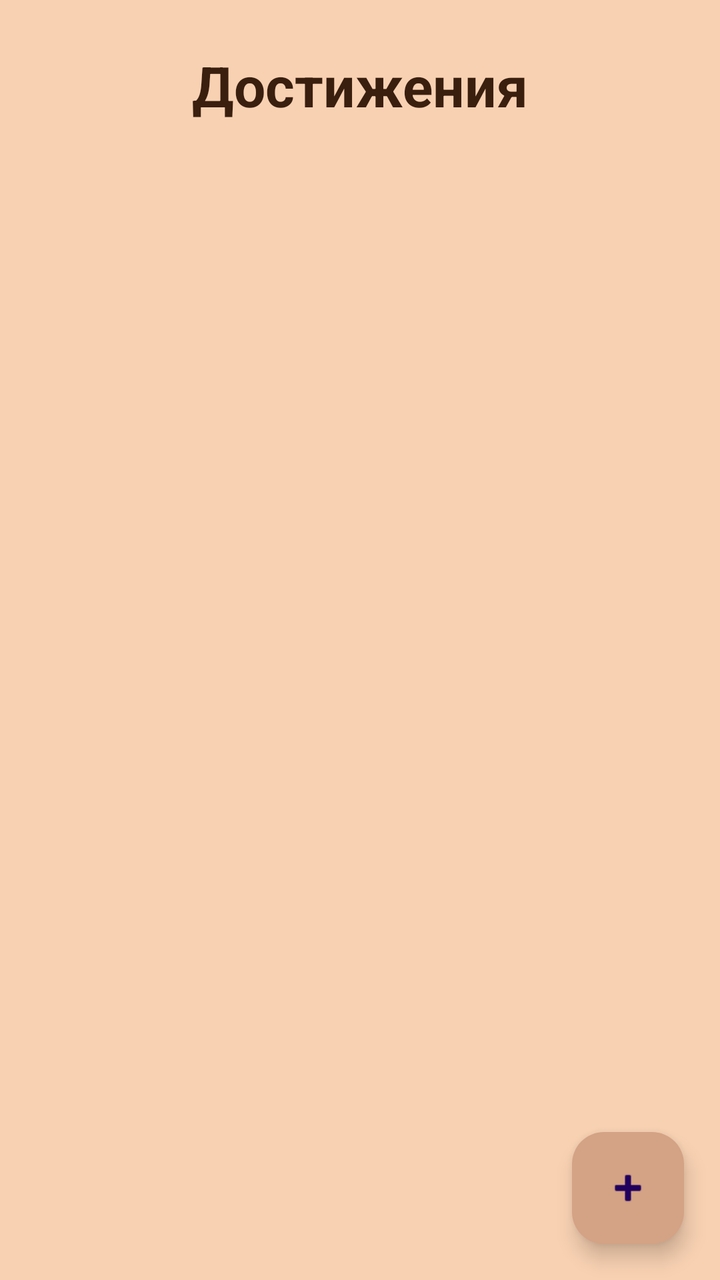
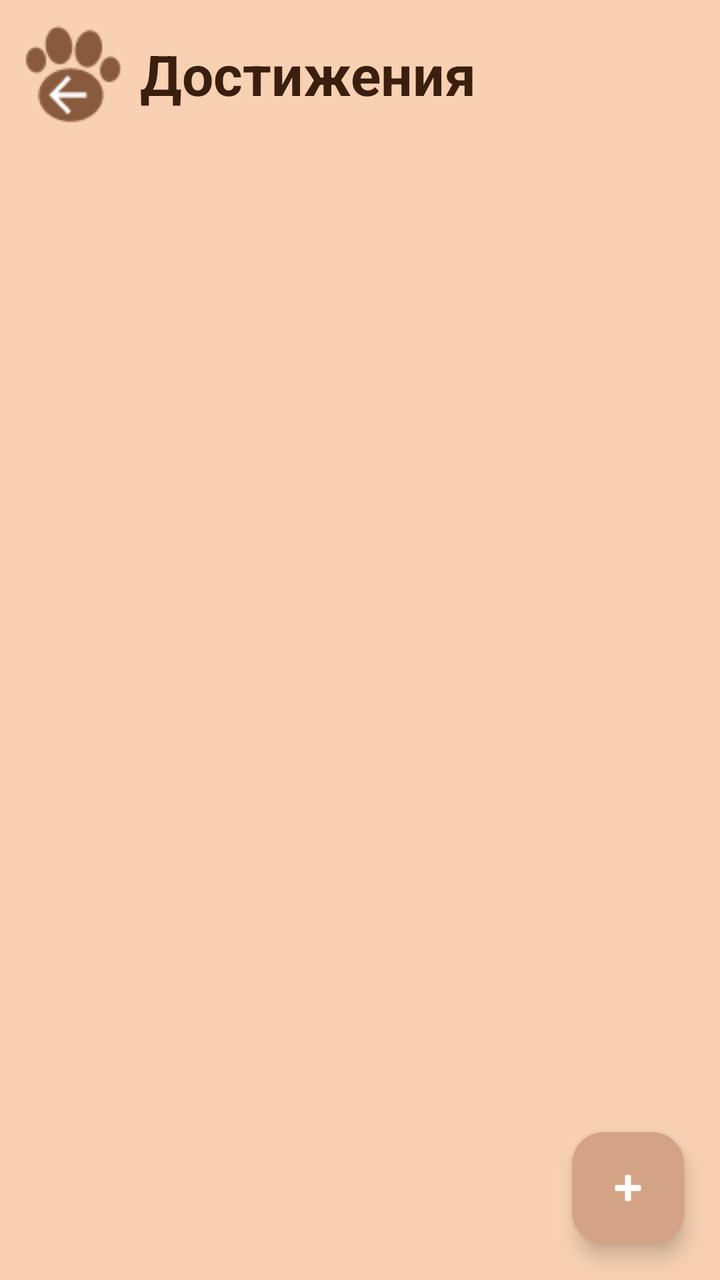

Before-and-after screenshots of an Android layout around one commit, followed by the original layout XML and the change that was made.
<!-- AndroidManifest.xml: application theme Theme.MyPet -->
<!-- res/layout/activity_achievements.xml -->
<?xml version="1.0" encoding="utf-8"?>
<androidx.constraintlayout.widget.ConstraintLayout
    xmlns:android="http://schemas.android.com/apk/res/android"
    xmlns:app="http://schemas.android.com/apk/res-auto"
    android:layout_width="match_parent"
    android:layout_height="match_parent"
    android:background="#F8D1B2">

    <TextView
        android:id="@+id/tvTitle"
        android:layout_width="wrap_content"
        android:layout_height="wrap_content"
        android:text="Достижения"
        android:textSize="28sp"
        android:textStyle="bold"
        android:textColor="#3A1F0F"
        android:layout_marginTop="24dp"
        app:layout_constraintTop_toTopOf="parent"
        app:layout_constraintStart_toStartOf="parent"
        app:layout_constraintEnd_toEndOf="parent"/>

    <androidx.recyclerview.widget.RecyclerView
        android:id="@+id/rvAchievements"
        android:layout_width="0dp"
        android:layout_height="0dp"
        android:padding="12dp"
        android:clipToPadding="false"
        app:layout_constraintTop_toBottomOf="@id/tvTitle"
        app:layout_constraintBottom_toBottomOf="parent"
        app:layout_constraintStart_toStartOf="parent"
        app:layout_constraintEnd_toEndOf="parent"/>

    <com.google.android.material.floatingactionbutton.FloatingActionButton
        android:id="@+id/fabAdd"
        android:layout_width="wrap_content"
        android:layout_height="wrap_content"
        android:layout_margin="18dp"
        android:src="@android:drawable/ic_input_add"
        app:backgroundTint="#D4A284"
        app:layout_constraintBottom_toBottomOf="parent"
        app:layout_constraintEnd_toEndOf="parent"/>

</androidx.constraintlayout.widget.ConstraintLayout>
<!-- resources referenced by this layout -->
<resources>
  <style name="Theme.MyPet" parent="Base.Theme.MyPet" />
  <style name="Base.Theme.MyPet" parent="Theme.Material3.DayNight.NoActionBar">
          
          
      </style>
</resources>

<!-- the commit's change to res/layout/activity_achievements.xml (unified diff, before → after) -->
@@ -6,29 +6,48 @@
     android:layout_height="match_parent"
     android:background="#F8D1B2">
 
-    <TextView
-        android:id="@+id/tvTitle"
+    <LinearLayout
+        android:id="@+id/headerLayout"
         android:layout_width="wrap_content"
         android:layout_height="wrap_content"
-        android:text="Достижения"
-        android:textSize="28sp"
-        android:textStyle="bold"
-        android:textColor="#3A1F0F"
-        android:layout_marginTop="24dp"
-        app:layout_constraintTop_toTopOf="parent"
+        android:layout_marginStart="12dp"
+        android:layout_marginTop="12dp"
+        android:gravity="center_vertical"
+        android:orientation="horizontal"
         app:layout_constraintStart_toStartOf="parent"
-        app:layout_constraintEnd_toEndOf="parent"/>
+        app:layout_constraintTop_toTopOf="parent">
+
+        <ImageButton
+            android:id="@+id/btnBack"
+            android:layout_width="50dp"
+            android:layout_height="50dp"
+            android:background="?attr/selectableItemBackgroundBorderless"
+            android:src="@drawable/back_btn1" />
+
+        <TextView
+            android:layout_width="wrap_content"
+            android:layout_height="wrap_content"
+            android:layout_marginStart="8dp"
+            android:text="Достижения"
+            android:textColor="#3A1F0F"
+            android:textSize="28sp"
+            android:textStyle="bold" />
+
+    </LinearLayout>
 
     <androidx.recyclerview.widget.RecyclerView
         android:id="@+id/rvAchievements"
         android:layout_width="0dp"
         android:layout_height="0dp"
+        android:layout_marginStart="12dp"
+        android:layout_marginTop="10dp"
+        android:layout_marginEnd="12dp"
+        android:clipToPadding="false"
         android:padding="12dp"
-        android:clipToPadding="false"
-        app:layout_constraintTop_toBottomOf="@id/tvTitle"
         app:layout_constraintBottom_toBottomOf="parent"
+        app:layout_constraintEnd_toEndOf="parent"
         app:layout_constraintStart_toStartOf="parent"
-        app:layout_constraintEnd_toEndOf="parent"/>
+        app:layout_constraintTop_toBottomOf="@id/headerLayout" />
 
     <com.google.android.material.floatingactionbutton.FloatingActionButton
         android:id="@+id/fabAdd"
@@ -38,6 +57,7 @@
         android:src="@android:drawable/ic_input_add"
         app:backgroundTint="#D4A284"
         app:layout_constraintBottom_toBottomOf="parent"
-        app:layout_constraintEnd_toEndOf="parent"/>
+        app:layout_constraintEnd_toEndOf="parent"
+        app:tint="#FFFFFF" />
 
 </androidx.constraintlayout.widget.ConstraintLayout>
<!-- resource entries referenced after the edit -->
@@ -1,5 +1,6 @@
 <!-- resources referenced by this layout -->
 <resources>
+  <!-- drawable back_btn1: png bitmap (drawable, 1809 bytes) -->
   <style name="Theme.MyPet" parent="Base.Theme.MyPet" />
   <style name="Base.Theme.MyPet" parent="Theme.Material3.DayNight.NoActionBar">
           
